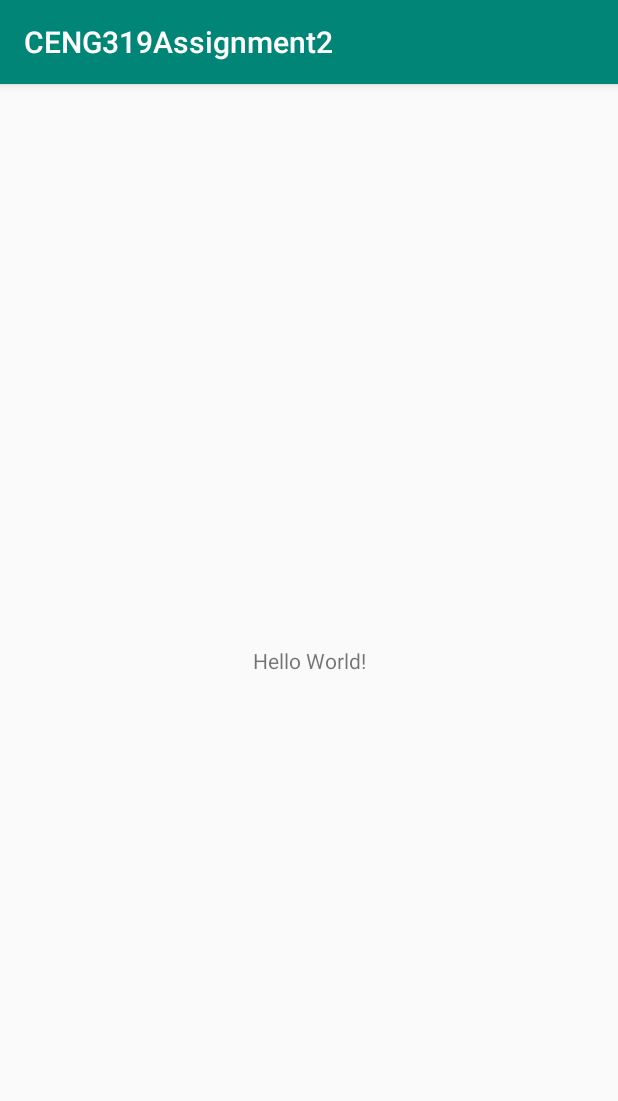
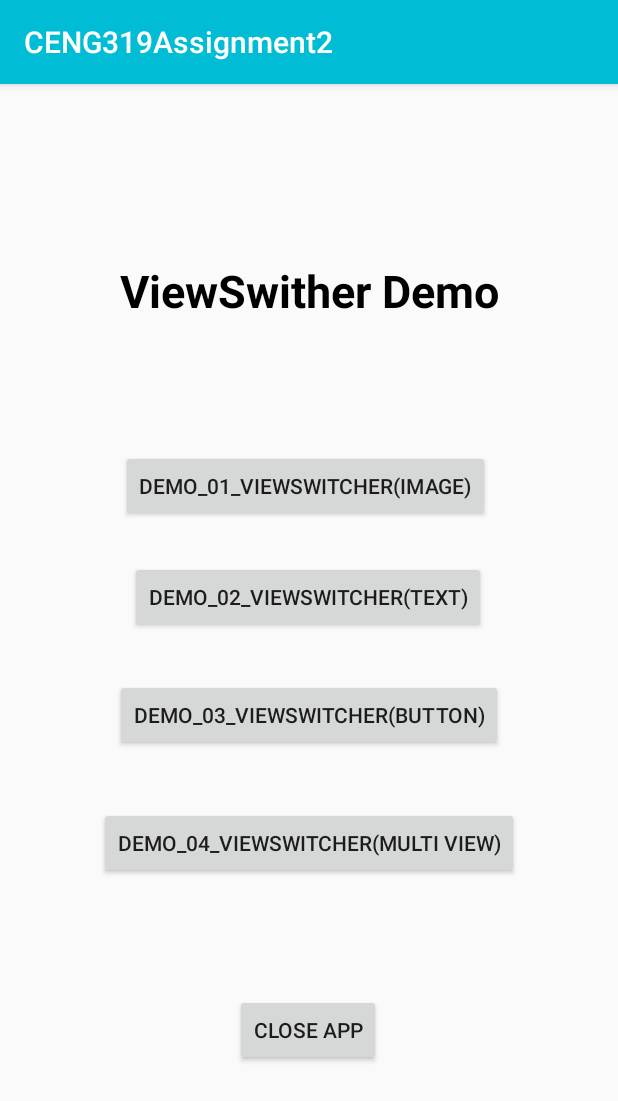
Before and after one commit to SeungMin-Song/CENG319A2, an Android app: the screen it shows after launch (MainActivity), on a phone screen of 412 x 824 dp. Shown: the top 1101 px of the screen. Run offline under Robolectric (Android 15) with nearby library versions, the phone set to English and light mode, and no system bars.

Commit message:
Create 4 demo

```diff
--- a/app/src/main/java/com/CENG319/ceng319assignment2/MainActivity.java
+++ b/app/src/main/java/com/CENG319/ceng319assignment2/MainActivity.java
@@ -1,13 +1,69 @@
 package com.CENG319.ceng319assignment2;
 
+import android.os.Build;
+import android.support.annotation.RequiresApi;
 import android.support.v7.app.AppCompatActivity;
 import android.os.Bundle;
+import android.view.View;
+import android.widget.Button;
+import android.content.Intent;
 
 public class MainActivity extends AppCompatActivity {
 
+    private Button demo01;
+    private Button demo02;
+    private Button demo03;
+    private Button demo04;
+    private Button endApp;
     @Override
     protected void onCreate(Bundle savedInstanceState) {
         super.onCreate(savedInstanceState);
         setContentView(R.layout.activity_main);
+
+        findAllView();
+
+        demo01.setOnClickListener(new View.OnClickListener() {
+            @Override
+            public void onClick(View view) {
+                Intent intent_demo01 = new Intent(MainActivity.this, demo_01.class);
+                startActivity(intent_demo01);
+            }
+        });
+        demo02.setOnClickListener(new View.OnClickListener() {
+            @Override
+            public void onClick(View view) {
+                Intent intent_demo02 = new Intent(MainActivity.this, demo_02.class);
+                startActivity(intent_demo02);
+            }
+        });
+        demo03.setOnClickListener(new View.OnClickListener() {
+            @Override
+            public void onClick(View view) {
+                Intent intent_demo03 = new Intent(MainActivity.this, demo_03.class);
+                startActivity(intent_demo03);
+            }
+        });
+        demo04.setOnClickListener(new View.OnClickListener() {
+            @Override
+            public void onClick(View view) {
+                Intent intent_demo04 = new Intent(MainActivity.this, demo_04.class);
+                startActivity(intent_demo04);
+            }
+        });
+        endApp.setOnClickListener(new View.OnClickListener() {
+            @RequiresApi(api = Build.VERSION_CODES.LOLLIPOP)
+            @Override
+            public void onClick(View view) {
+                finishAndRemoveTask();
+            }
+        });
+    }
+
+    protected void findAllView(){
+        demo01 = findViewById(R.id.btn_demo01);
+        demo02 = findViewById(R.id.btm_demo02);
+        demo03 = findViewById(R.id.btm_demo03);
+        demo04 = findViewById(R.id.btm_demo04);
+        endApp = findViewById(R.id.btn_endDemo);
     }
 }
--- a/app/src/main/res/layout/activity_main.xml
+++ b/app/src/main/res/layout/activity_main.xml
@@ -7,13 +7,75 @@
     android:layout_height="match_parent"
     tools:context=".MainActivity">
 
-    <TextView
+    <Button
+        android:id="@+id/btn_demo01"
         android:layout_width="wrap_content"
         android:layout_height="wrap_content"
-        android:text="Hello World!"
+        android:text="Demo_01_viewswitcher(image)"
         app:layout_constraintBottom_toBottomOf="parent"
-        app:layout_constraintLeft_toLeftOf="parent"
-        app:layout_constraintRight_toRightOf="parent"
-        app:layout_constraintTop_toTopOf="parent" />
+        app:layout_constraintEnd_toEndOf="parent"
+        app:layout_constraintHorizontal_bias="0.487"
+        app:layout_constraintStart_toStartOf="parent"
+        app:layout_constraintTop_toTopOf="parent"
+        app:layout_constraintVertical_bias="0.339" />
 
+    <Button
+        android:id="@+id/btm_demo02"
+        android:layout_width="wrap_content"
+        android:layout_height="wrap_content"
+        android:text="Demo_02_viewswitcher(text)"
+        app:layout_constraintBottom_toBottomOf="parent"
+        app:layout_constraintEnd_toEndOf="parent"
+        app:layout_constraintHorizontal_bias="0.497"
+        app:layout_constraintStart_toStartOf="parent"
+        app:layout_constraintTop_toTopOf="parent"
+        app:layout_constraintVertical_bias="0.442" />
+
+    <Button
+        android:id="@+id/btn_endDemo"
+        android:layout_width="wrap_content"
+        android:layout_height="wrap_content"
+        android:text="close app"
+        app:layout_constraintBottom_toBottomOf="parent"
+        app:layout_constraintEnd_toEndOf="parent"
+        app:layout_constraintHorizontal_bias="0.498"
+        app:layout_constraintStart_toStartOf="parent"
+        app:layout_constraintTop_toTopOf="parent"
+        app:layout_constraintVertical_bias="0.843" />
+
+    <TextView
+        android:id="@+id/text_title"
+        android:layout_width="wrap_content"
+        android:layout_height="wrap_content"
+        android:text="ViewSwither Demo"
+        android:textColor="@android:color/background_dark"
+        android:textSize="30sp"
+        android:textStyle="bold"
+        app:layout_constraintBottom_toBottomOf="parent"
+        app:layout_constraintEnd_toEndOf="parent"
+        app:layout_constraintStart_toStartOf="parent"
+        app:layout_constraintTop_toTopOf="parent"
+        app:layout_constraintVertical_bias="0.161" />
+
+    <Button
+        android:id="@+id/btm_demo03"
+        android:layout_width="wrap_content"
+        android:layout_height="wrap_content"
+        android:text="Demo_03_viewswitcher(button)"
+        app:layout_constraintBottom_toBottomOf="parent"
+        app:layout_constraintEnd_toEndOf="parent"
+        app:layout_constraintStart_toStartOf="parent"
+        app:layout_constraintTop_toTopOf="parent"
+        app:layout_constraintVertical_bias="0.551" />
+
+    <Button
+        android:id="@+id/btm_demo04"
+        android:layout_width="wrap_content"
+        android:layout_height="wrap_content"
+        android:text="Demo_04_viewswitcher(multi view)"
+        app:layout_constraintBottom_toBottomOf="parent"
+        app:layout_constraintEnd_toEndOf="parent"
+        app:layout_constraintStart_toStartOf="parent"
+        app:layout_constraintTop_toTopOf="parent"
+        app:layout_constraintVertical_bias="0.669" />
 </android.support.constraint.ConstraintLayout>
--- a/app/src/main/res/values/colors.xml
+++ b/app/src/main/res/values/colors.xml
@@ -1,6 +1,6 @@
 <?xml version="1.0" encoding="utf-8"?>
 <resources>
-    <color name="colorPrimary">#008577</color>
-    <color name="colorPrimaryDark">#00574B</color>
-    <color name="colorAccent">#D81B60</color>
+    <color name="colorPrimary">#00BCD4</color>
+    <color name="colorPrimaryDark">#2196F3</color>
+    <color name="colorAccent">#3F51B5</color>
 </resources>
```
Also changed, not shown: app/src/main/AndroidManifest.xml (+15 -3 lines), app/src/main/java/com/CENG319/ceng319assignment2/demo_01.java (added, +49 -0 lines), app/src/main/java/com/CENG319/ceng319assignment2/demo_02.java (added, +50 -0 lines), app/src/main/java/com/CENG319/ceng319assignment2/demo_03.java (added, +69 -0 lines), app/src/main/java/com/CENG319/ceng319assignment2/demo_04.java (added, +13 -0 lines), app/src/main/res/layout/activity_demo_01.xml (added, +78 -0 lines), app/src/main/res/layout/activity_demo_02.xml (added, +82 -0 lines), app/src/main/res/layout/activity_demo_03.xml (added, +75 -0 lines), app/src/main/res/layout/activity_demo_04.xml (added, +9 -0 lines), app/src/main/res/drawable/ryan_01.jpeg (added), app/src/main/res/drawable/ryan_02.jpeg (added), app/src/main/res/drawable/ryan_03.jpeg (added).
